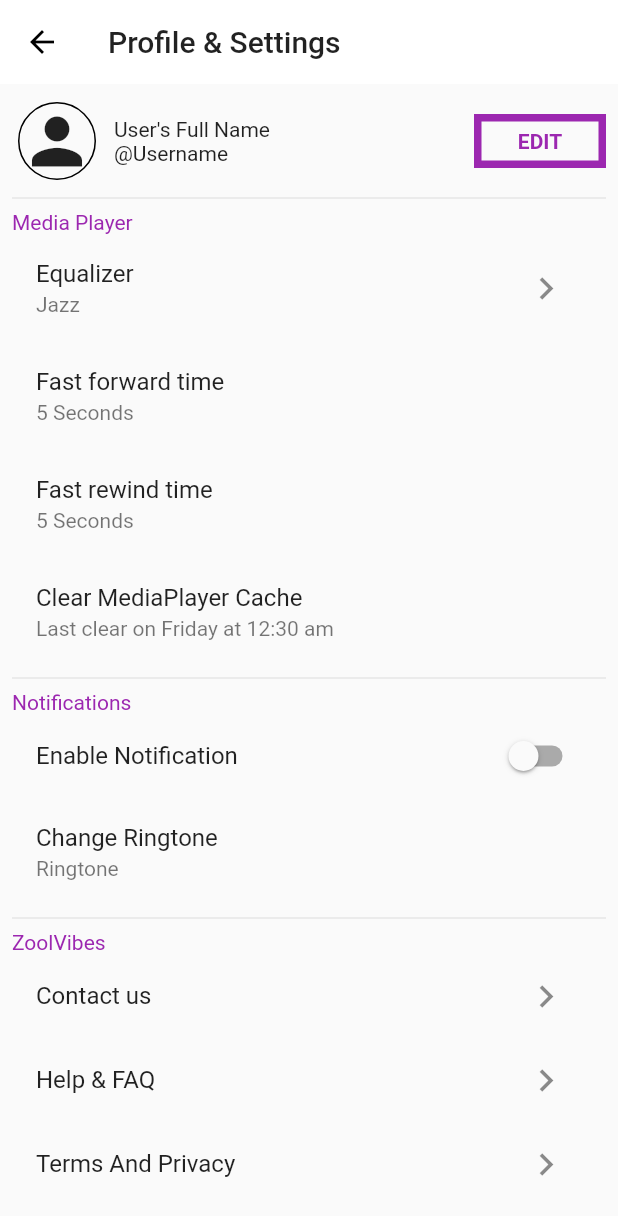
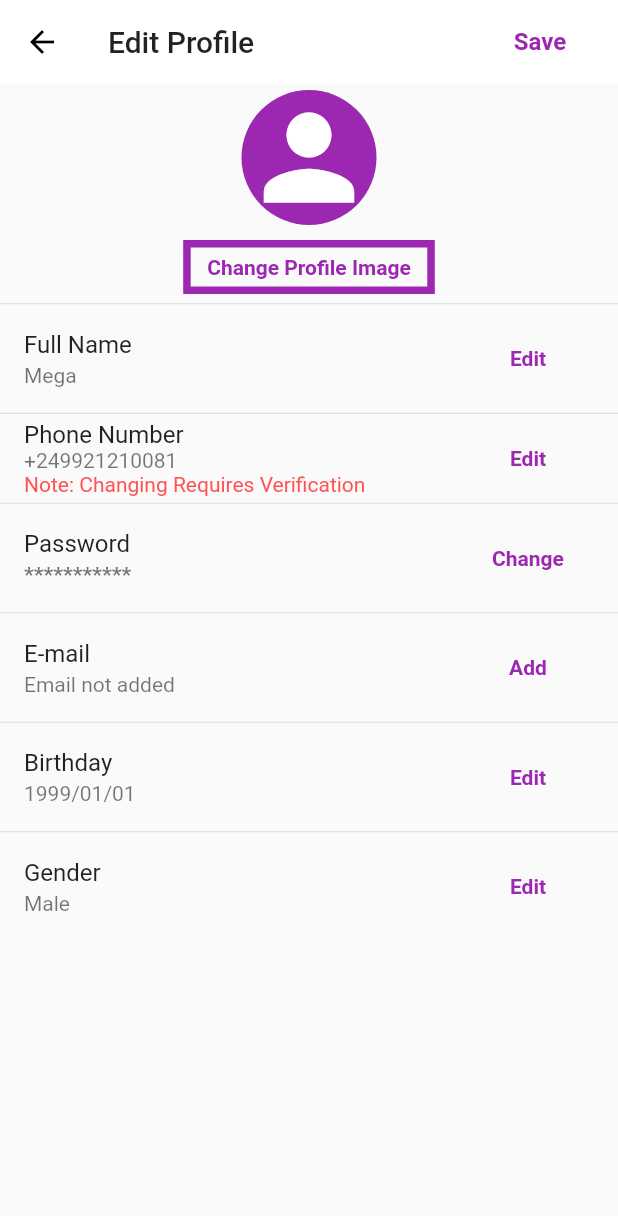
Before and after one commit to m7mdra/zoolvibes, a Flutter app: the UserProfilePage screen opened directly, after a tap on "EDIT", on a phone screen of 412 x 824 dp. Shown: the top 1216 px of the screen. Run offline on Flutter 3.47's test engine with Material 2 defaults, Android fonts, the phone set to English and light mode, and no system bars.

Commit message:
added edit profile page and album/proram details

```diff
--- /dev/null
+++ b/lib/pages/edit_user_profile_page.dart
@@ -0,0 +1,204 @@
+import 'package:flutter/material.dart';
+import 'package:zoolvibes/widgets/flat_appbar.dart';
+
+class EditUserProfilePage extends StatefulWidget {
+  @override
+  _EditUserProfilePageState createState() => _EditUserProfilePageState();
+}
+
+class _EditUserProfilePageState extends State<EditUserProfilePage> {
+  @override
+  Widget build(BuildContext context) {
+    return Scaffold(
+      appBar: FlatAppBar(
+        title: Text('Edit Profile'),
+        actions: <Widget>[
+          Padding(
+            padding: const EdgeInsets.all(8.0),
+            child: Center(
+              child: FlatButton(
+                child: Text(
+                  'Save',
+                  style: TextStyle(
+                    fontWeight: FontWeight.bold,
+                    fontSize: 16,
+                  ),
+                ),
+                textColor: Theme.of(context).accentColor,
+                onPressed: () {},
+              ),
+            ),
+          )
+        ],
+      ),
+      body: ListView(
+        children: <Widget>[
+          Column(
+            children: <Widget>[
+              Container(
+                margin: EdgeInsets.all(4),
+                decoration: BoxDecoration(
+                    shape: BoxShape.circle,
+                    color: Theme.of(context).accentColor),
+                child: Icon(
+                  Icons.person,
+                  color: Colors.white,
+                  size: 90,
+                ),
+              ),
+              OutlineButton(
+                borderSide: BorderSide(
+                  color: Theme.of(context).accentColor,
+                ),
+                highlightedBorderColor: Theme.of(context).accentColor,
+                child: Text(
+                  'Change Profile Image',
+                  style: TextStyle(fontWeight: FontWeight.bold),
+                ),
+                shape: Border.all(
+                    color: Theme.of(context).accentColor,
+                    width: 5,
+                    style: BorderStyle.solid),
+                onPressed: () {},
+                textColor: Theme.of(context).accentColor,
+              ),
+            ],
+          ),
+          Divider(
+            height: 1,
+          ),
+          buildNameWidgetTile(context),
+          Divider(
+            height: 1,
+          ),
+          buildPhoneNumberWidgetTile(context),
+          Divider(
+            height: 1,
+          ),
+          buildPasswordWidgetTile(context),
+          Divider(
+            height: 1,
+          ),
+          buildEmailWidgetTile(context),
+          Divider(
+            height: 1,
+          ),
+          buildBirthdayWidgetTile(context),
+          Divider(
+            height: 1,
+          ),
+          buildGenderWidgetTile(context),
+        ],
+      ),
+    );
+  }
+
+  ListTile buildGenderWidgetTile(BuildContext context) {
+    return ListTile(
+      title: Text('Gender'),
+      subtitle: Text('Male'),
+      trailing: FlatButton(
+        textColor: Theme.of(context).accentColor,
+        splashColor: Colors.purpleAccent,
+        child: Text(
+          'Edit',
+          style: TextStyle(fontWeight: FontWeight.bold),
+        ),
+        onPressed: () {},
+      ),
+    );
+  }
+
+  ListTile buildBirthdayWidgetTile(BuildContext context) {
+    return ListTile(
+      title: Text('Birthday'),
+      subtitle: Text('1999/01/01'),
+      trailing: FlatButton(
+        splashColor: Colors.purpleAccent,
+        textColor: Theme.of(context).accentColor,
+        child: Text(
+          'Edit',
+          style: TextStyle(fontWeight: FontWeight.bold),
+        ),
+        onPressed: () {},
+      ),
+    );
+  }
+
+  ListTile buildEmailWidgetTile(BuildContext context) {
+    return ListTile(
+      title: Text('E-mail'),
+      subtitle: Text(
+        'Email not added',
+      ),
+      trailing: FlatButton(
+        textColor: Theme.of(context).accentColor,
+        splashColor: Colors.purpleAccent,
+        child: Text(
+          'Add',
+          style: TextStyle(fontWeight: FontWeight.bold),
+        ),
+        onPressed: () {},
+      ),
+    );
+  }
+
+  ListTile buildPasswordWidgetTile(BuildContext context) {
+    return ListTile(
+      title: Text('Password'),
+      subtitle: Text(
+        '***********',
+        style: TextStyle(fontWeight: FontWeight.w900),
+      ),
+      trailing: FlatButton(
+        splashColor: Colors.purpleAccent,
+        textColor: Theme.of(context).accentColor,
+        child: Text(
+          'Change',
+          style: TextStyle(fontWeight: FontWeight.bold),
+        ),
+        onPressed: () {},
+      ),
+    );
+  }
+
+  ListTile buildPhoneNumberWidgetTile(BuildContext context) {
+    return ListTile(
+      title: Text('Phone Number'),
+      subtitle: Column(
+        crossAxisAlignment: CrossAxisAlignment.start,
+        children: <Widget>[
+          Text('+249921210081'),
+          Text(
+            'Note: Changing Requires Verification',
+            style: TextStyle(color: Colors.redAccent),
+          )
+        ],
+      ),
+      trailing: FlatButton(
+        splashColor: Colors.purpleAccent,
+        textColor: Theme.of(context).accentColor,
+        child: Text(
+          'Edit',
+          style: TextStyle(fontWeight: FontWeight.bold),
+        ),
+        onPressed: () {},
+      ),
+    );
+  }
+
+  ListTile buildNameWidgetTile(BuildContext context) {
+    return ListTile(
+      title: Text('Full Name'),
+      subtitle: Text('Mega'),
+      trailing: FlatButton(
+          splashColor: Colors.purpleAccent,
+          textColor: Theme.of(context).accentColor,
+          child: Text(
+            'Edit',
+            style: TextStyle(fontWeight: FontWeight.bold),
+          ),
+          onPressed: () {}),
+    );
+  }
+}
--- a/lib/pages/profile_page.dart
+++ b/lib/pages/profile_page.dart
@@ -1,4 +1,5 @@
 import 'package:flutter/material.dart';
+import 'package:zoolvibes/pages/edit_user_profile_page.dart';
 import 'package:zoolvibes/widgets/flat_appbar.dart';
 
 class UserProfilePage extends StatefulWidget {
@@ -59,7 +60,9 @@ class _UserProfilePageState extends State<UserProfilePage> {
                       color: Theme.of(context).accentColor,
                       width: 5,
                       style: BorderStyle.solid),
-                  onPressed: () {},
+                  onPressed: () {
+                    Navigator.of(context).push(MaterialPageRoute(builder: (_)=>EditUserProfilePage()));
+                  },
                   textColor: Theme.of(context).accentColor,
                 )
               ],
```
Also changed, not shown: lib/main.dart (+79 -24 lines), lib/pages/album_program_details_page.dart (added, +128 -0 lines), lib/pages/big_player_page.dart (+84 -7 lines), lib/pages/channel_details_page.dart (+6 -2 lines), lib/widgets/scale_route.dart (added, +21 -0 lines).
